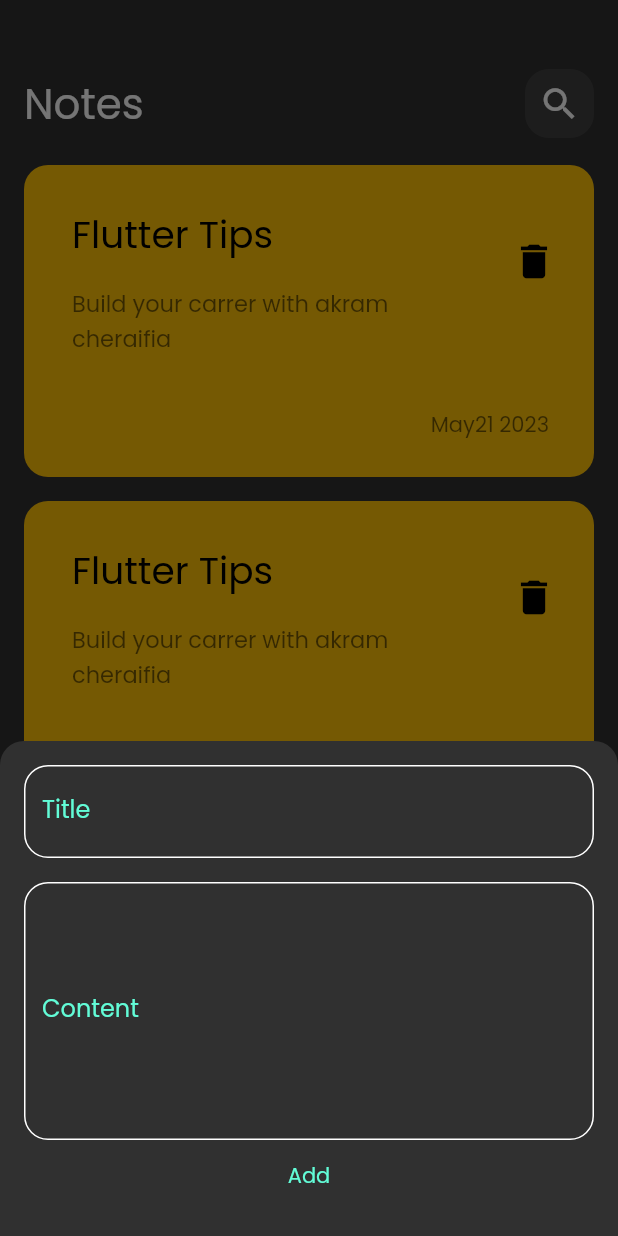
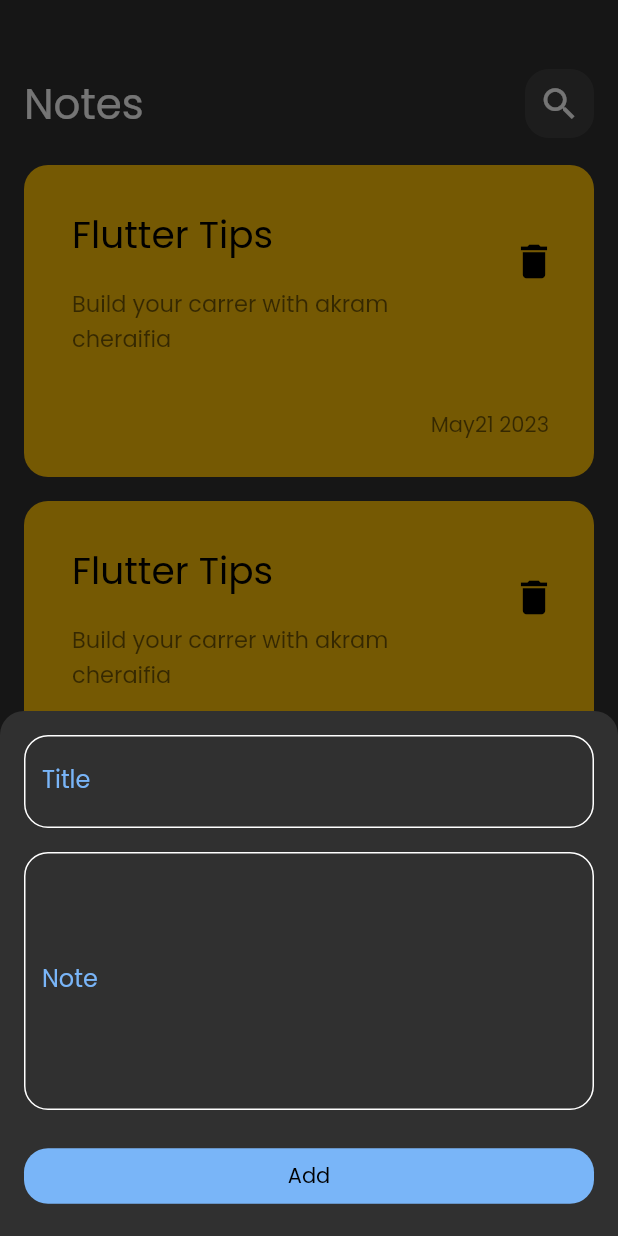
Before and after one commit to akramcheraifia/notes-app, a Flutter app: the screen it shows after launch, after a tap on the "add" icon, on a phone screen of 412 x 824 dp. Run offline on Flutter 3.47's test engine with Material 2 defaults, Android fonts, the phone set to English and light mode, and no system bars.

Commit message:
edit note view

```diff
--- /dev/null
+++ b/lib/components/custom_button.dart
@@ -0,0 +1,24 @@
+import 'package:flutter/material.dart';
+import 'package:notes_app/constants.dart';
+
+class CustomButton extends StatelessWidget {
+  String buttonName;
+  CustomButton({super.key, required this.buttonName});
+
+  @override
+  Widget build(BuildContext context) {
+    return TextButton(
+      style: TextButton.styleFrom(
+          shape:
+              RoundedRectangleBorder(borderRadius: BorderRadius.circular(16)),
+          fixedSize: Size.fromWidth(MediaQuery.of(context).size.width),
+          backgroundColor: kPrimaryColor,
+          foregroundColor: Colors.black),
+      onPressed: () {},
+      child: Text(
+        buttonName,
+        style: TextStyle(color: Colors.black),
+      ),
+    );
+  }
+}
--- /dev/null
+++ b/lib/components/custom_icon.dart
@@ -0,0 +1,24 @@
+import 'package:flutter/material.dart';
+
+class CustomIcon extends StatelessWidget {
+  IconData icon;
+  CustomIcon({super.key, required this.icon});
+
+  @override
+  Widget build(BuildContext context) {
+    return Container(
+        width: 46,
+        height: 46,
+        decoration: BoxDecoration(
+          borderRadius: BorderRadius.circular(16),
+          color: Colors.white.withOpacity(.08),
+        ),
+        child: IconButton(
+            hoverColor: Colors.white,
+            onPressed: () {},
+            icon: Icon(
+              icon,
+              size: 28,
+            )));
+  }
+}
--- a/lib/components/custom_textfield.dart
+++ b/lib/components/custom_textfield.dart
@@ -10,6 +10,7 @@ class CustomTextField extends StatelessWidget {
   @override
   Widget build(BuildContext context) {
     return TextFormField(
+      textCapitalization: TextCapitalization.sentences,
       cursorColor: kPrimaryColor,
       maxLines: maxLines ?? 1,
       decoration: InputDecoration(
--- a/lib/components/notes_bottomsheet.dart
+++ b/lib/components/notes_bottomsheet.dart
@@ -1,6 +1,7 @@
 import 'package:flutter/material.dart';
 import 'package:notes_app/constants.dart';
 
+import 'custom_button.dart';
 import 'custom_textfield.dart';
 
 class NotesModalSheet extends StatelessWidget {
@@ -23,17 +24,12 @@ class NotesModalSheet extends StatelessWidget {
               ),
               CustomTextField(
                 maxLines: 6,
-                labelText: 'Content',
+                labelText: 'Note',
               ),
-              TextButton(
-                style: const ButtonStyle(
-                    shape: MaterialStatePropertyAll(OvalBorder())),
-                onPressed: () {},
-                child: const Text(
-                  "Add",
-                  style: TextStyle(color: kPrimaryColor),
-                ),
+              const SizedBox(
+                height: 20,
               ),
+              CustomButton(buttonName: "Add"),
             ],
           ),
         ),
--- a/lib/components/notes_item.dart
+++ b/lib/components/notes_item.dart
@@ -1,5 +1,7 @@
 import 'package:flutter/cupertino.dart';
 import 'package:flutter/material.dart';
+
+import '../views/edit_notes_view.dart';
 
 class NotesItem extends StatelessWidget {
   const NotesItem({
@@ -8,7 +10,13 @@ class NotesItem extends StatelessWidget {
 
   @override
   Widget build(BuildContext context) {
-    return Container(
+    return GestureDetector(
+      onTap: () {
+        Navigator.push(context, MaterialPageRoute(builder: (context) {
+          return EditNotes();
+        }));
+      },
+      child: Container(
         padding: const EdgeInsets.only(
           top: 24,
           bottom: 24,
@@ -56,6 +64,7 @@ class NotesItem extends StatelessWidget {
                 )),
           )
         ]),
+      ),
     );
   }
 }
--- a/lib/components/search_icon.dart
+++ /dev/null
@@ -1,25 +0,0 @@
-import 'package:flutter/material.dart';
-
-class SearchIcon extends StatelessWidget {
-  const SearchIcon({
-    super.key,
-  });
-
-  @override
-  Widget build(BuildContext context) {
-    return Container(
-        width: 46,
-        height: 46,
-        decoration: BoxDecoration(
-          borderRadius: BorderRadius.circular(16),
-          color: Colors.white.withOpacity(.08),
-        ),
-        child: IconButton(
-            hoverColor: Colors.white,
-            onPressed: () {},
-            icon: const Icon(
-              Icons.search,
-              size: 28,
-            )));
-  }
-}
--- a/lib/constants.dart
+++ b/lib/constants.dart
@@ -1,3 +1,3 @@
 import 'dart:ui';
 
-const kPrimaryColor = Color(0xff62FCD7);
+const kPrimaryColor = Color(0xff79B5F8);
--- a/lib/views/notes_view.dart
+++ b/lib/views/notes_view.dart
@@ -1,4 +1,5 @@
 import 'package:flutter/material.dart';
+import 'package:notes_app/constants.dart';
 import 'package:notes_app/widgets/notes_body.dart';
 
 import '../components/notes_bottomsheet.dart';
@@ -11,7 +12,10 @@ class NotesView extends StatelessWidget {
   Widget build(BuildContext context) {
     return Scaffold(
       floatingActionButton: FloatingActionButton(
-        shape: RoundedRectangleBorder(borderRadius: BorderRadius.circular(16)),
+        backgroundColor: kPrimaryColor,
+        shape: RoundedRectangleBorder(
+          borderRadius: BorderRadius.circular(16),
+        ),
         onPressed: () {
           showModalBottomSheet(
               shape: const RoundedRectangleBorder(
@@ -26,8 +30,8 @@ class NotesView extends StatelessWidget {
         },
         child: const Icon(Icons.add),
       ),
-      body: const Padding(
-        padding: EdgeInsets.only(
+      body: Padding(
+        padding: const EdgeInsets.only(
           top: 16,
           right: 16,
           left: 16,
@@ -35,14 +39,17 @@ class NotesView extends StatelessWidget {
         ),
         child: Column(
           children: [
-            SizedBox(
+            const SizedBox(
               height: 30,
             ),
-            CustomAppBar(),
-            SizedBox(
+            CustomAppBar(
+              appBarName: "Notes",
+              icon: Icons.search,
+            ),
+            const SizedBox(
               height: 10,
             ),
-            CustomBody(),
+            const CustomBody(),
           ],
         ),
       ),
--- a/lib/widgets/notes_app_bar.dart
+++ b/lib/widgets/notes_app_bar.dart
@@ -1,20 +1,24 @@
 import 'package:flutter/material.dart';
 
-import '../components/search_icon.dart';
+import '../components/custom_icon.dart';
 
 class CustomAppBar extends StatelessWidget {
-  const CustomAppBar({super.key});
+  String appBarName;
+  IconData icon;
+  CustomAppBar({super.key, required this.appBarName, required this.icon});
 
   @override
   Widget build(BuildContext context) {
-    return const Row(
+    return Row(
       mainAxisAlignment: MainAxisAlignment.spaceBetween,
       children: [
         Text(
-          'Notes',
-          style: TextStyle(fontSize: 28),
+          appBarName,
+          style: const TextStyle(fontSize: 28),
         ),
-        SearchIcon()
+        CustomIcon(
+          icon: icon,
+        )
       ],
     );
   }
```
Also changed, not shown: lib/views/edit_notes_view.dart (added, +38 -0 lines), lib/widgets/edit_note.dart (added, +33 -0 lines). Lines whose indentation alone changed are shown as unchanged.
